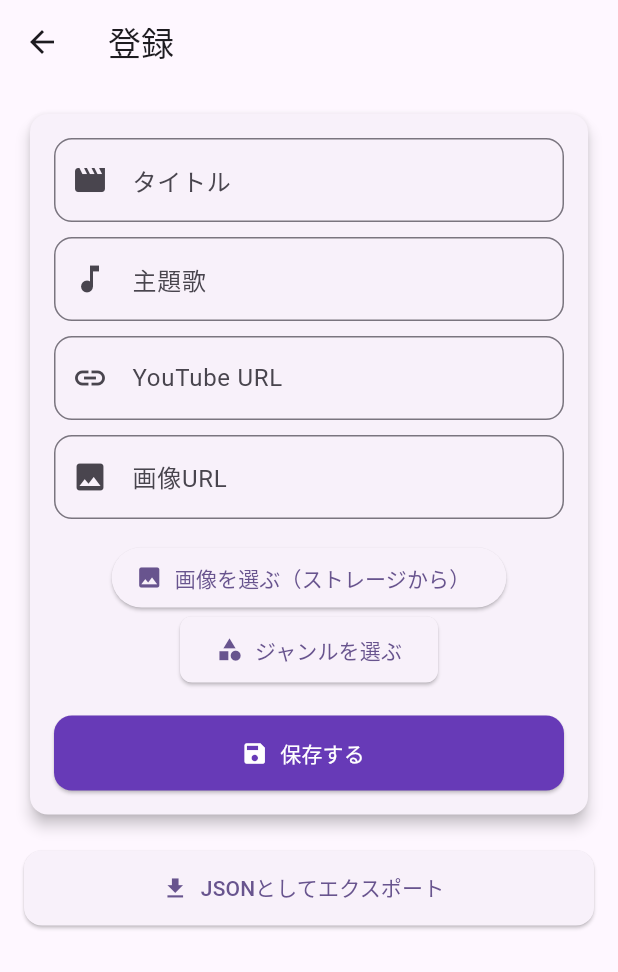
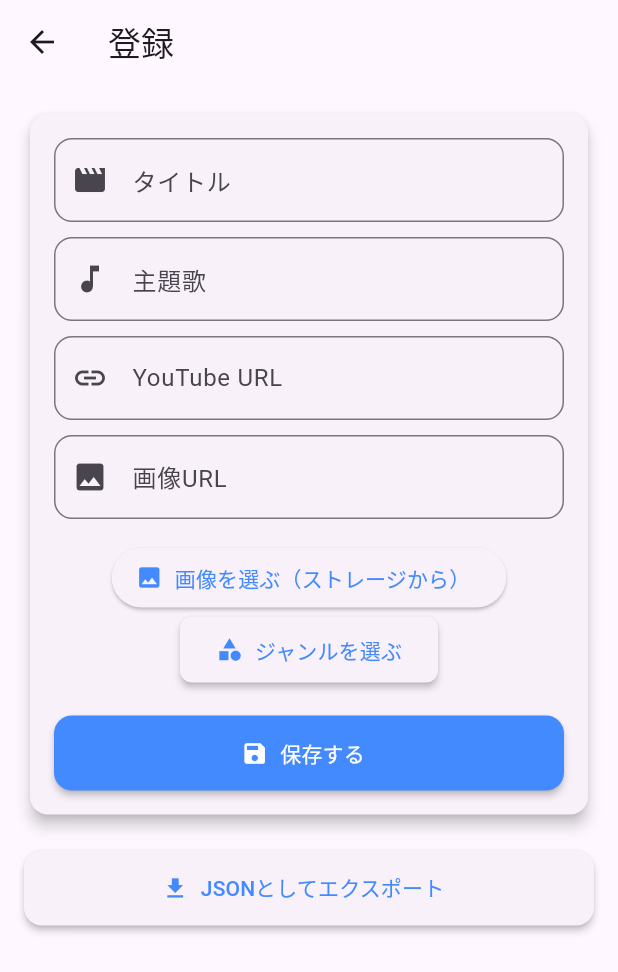
Before and after one commit to manato3874/flutter_application_1, a Flutter app: the screen it shows after launch, after a tap on "新規登録", on a phone screen of 412 x 824 dp. Shown: the top 972 px of the screen. Run offline on Flutter 3.47's test engine with Material 3 defaults, Android fonts, the phone set to English and light mode, and no system bars; our stand-ins replace chewie, image_picker, sqflite, sqflite_common_ffi, video_player, youtube_player_flutter; accounts and stored records are empty.

Commit message:
デザイン修正

```diff
--- a/lib/project/Main.dart
+++ b/lib/project/Main.dart
@@ -46,12 +46,10 @@ class MainScreen extends StatelessWidget {
         ),
       ),
       body: Padding(
-        padding: const EdgeInsets.all(24.0),
-        child: Center(
-          child: Column(
-            mainAxisAlignment: MainAxisAlignment.center,
+        padding: const EdgeInsets.symmetric(horizontal: 16.0, vertical: 24.0),
+        child: ListView(
           children: [
-              AnimeButton(
+            _MainCardButton(
               icon: Icons.add,
               label: "新規登録",
               onTap: () {
@@ -61,10 +59,10 @@ class MainScreen extends StatelessWidget {
                 );
               },
             ),
-              SizedBox(height: 20),
-              AnimeButton(
+            SizedBox(height: 18),
+            _MainCardButton(
               icon: Icons.list,
-                label: "一覧を見る",
+              label: "一覧",
               onTap: () {
                 Navigator.push(
                   context,
@@ -74,10 +72,10 @@ class MainScreen extends StatelessWidget {
                 );
               },
             ),
-              SizedBox(height: 20),
-              AnimeButton(
-                icon: Icons.list,
-                label: "プレイリスト一覧",
+            SizedBox(height: 18),
+            _MainCardButton(
+              icon: Icons.library_music,
+              label: "プレイリスト",
               onTap: () {
                 Navigator.push(
                   context,
@@ -87,9 +85,9 @@ class MainScreen extends StatelessWidget {
                 );
               },
             ),
-              SizedBox(height: 20),
-              AnimeButton(
-                icon: Icons.list,
+            SizedBox(height: 18),
+            _MainCardButton(
+              icon: Icons.play_circle_fill,
               label: "動画再生",
               onTap: () {
                 Navigator.push(
@@ -103,33 +101,44 @@ class MainScreen extends StatelessWidget {
           ],
         ),
       ),
-      ),
     );
   }
 }
 
-class AnimeButton extends StatelessWidget {
+
+class _MainCardButton extends StatelessWidget {
   final IconData icon;
   final String label;
   final VoidCallback onTap;
 
-  AnimeButton({required this.icon, required this.label, required this.onTap});
+  const _MainCardButton({required this.icon, required this.label, required this.onTap});
 
   @override
   Widget build(BuildContext context) {
-    return SizedBox(
-      width: double.infinity,
-      child: ElevatedButton.icon(
-        icon: Icon(icon),
-        label: Padding(
-          padding: const EdgeInsets.symmetric(vertical: 16.0),
-          child: Text(label, style: TextStyle(fontSize: 18)),
+    return Card(
+      elevation: 3,
+      shape: RoundedRectangleBorder(borderRadius: BorderRadius.circular(16)),
+      child: InkWell(
+        borderRadius: BorderRadius.circular(16),
+        onTap: onTap,
+        child: Container(
+          padding: const EdgeInsets.symmetric(vertical: 18, horizontal: 16),
+          child: Row(
+            children: [
+              Icon(icon, size: 40, color: Colors.blueAccent),
+              SizedBox(width: 24),
+              Expanded(
+                child: Text(
+                  label,
+                  style: TextStyle(
+                    fontSize: 18,
+                    fontWeight: FontWeight.bold,
+                    color: Colors.black87,
                   ),
-        onPressed: onTap,
-        style: ElevatedButton.styleFrom(
-          shape: RoundedRectangleBorder(borderRadius: BorderRadius.circular(12)),
-          backgroundColor: Colors.deepPurple,
-          foregroundColor: Colors.white,
+                ),
+              ),
+            ],
+          ),
         ),
       ),
     );
--- a/lib/project/anime_list_page.dart
+++ b/lib/project/anime_list_page.dart
@@ -116,8 +116,8 @@ class _AnimeListPageState extends State<AnimeListPage> {
                     SizedBox(height: 5 ,width: 5),
                     // ギャラリーから画像を選ぶボタン
                     ElevatedButton.icon(
-                      icon: Icon(Icons.photo),
-                      label: Text("画像を選ぶ（ストレージから）"),
+                      icon: Icon(Icons.photo, color: Colors.blueAccent),
+                      label: Text("画像を選ぶ（ストレージから）", style: TextStyle(color: Colors.blueAccent)),
                       onPressed: () async {
                         final imagePath = await pickImageFromGallery();
                         if (imagePath != null) {
@@ -129,10 +129,12 @@ class _AnimeListPageState extends State<AnimeListPage> {
                     ),
                     ElevatedButton.icon(
                       onPressed: _openGenreModal,
-                      icon: Icon(Icons.category),
+                      icon: Icon(Icons.category, color: Colors.blueAccent),
                       label: Text(selectedGenre ?? 'ジャンルを選ぶ'),
                       style: ElevatedButton.styleFrom(
                         padding: EdgeInsets.symmetric(horizontal: 24, vertical: 12),
+                        foregroundColor: Colors.blueAccent,
+                        elevation: 2,
                         shape: RoundedRectangleBorder(
                           borderRadius: BorderRadius.circular(8),
                         ),
@@ -140,14 +142,15 @@ class _AnimeListPageState extends State<AnimeListPage> {
                     ),
                     SizedBox(height: 20),
                     ElevatedButton.icon(
-                      icon: Icon(Icons.save),
-                      label: Text("保存する"),
+                      icon: Icon(Icons.save, color: Colors.white),
+                      label: Text("保存する", style: TextStyle(color: Colors.white)),
                       onPressed: _addAnime,
                       style: ElevatedButton.styleFrom(
                         minimumSize: Size(double.infinity, 50),
                         shape: RoundedRectangleBorder(borderRadius: BorderRadius.circular(12)),
-                        backgroundColor: Colors.deepPurple,
+                        backgroundColor: Colors.blueAccent,
                         foregroundColor: Colors.white,
+                        elevation: 2,
                       ),
                     ),
                   ],
@@ -156,12 +159,14 @@ class _AnimeListPageState extends State<AnimeListPage> {
             ),
             SizedBox(height: 20),
             ElevatedButton.icon(
-              icon: Icon(Icons.download),
-              label: Text("JSONとしてエクスポート"),
+              icon: Icon(Icons.download, color: Colors.blueAccent),
+              label: Text("JSONとしてエクスポート", style: TextStyle(color: Colors.blueAccent)),
               onPressed: exportAnimeDataAsJson,
               style: ElevatedButton.styleFrom(
                 minimumSize: Size(double.infinity, 50),
                 shape: RoundedRectangleBorder(borderRadius: BorderRadius.circular(12)),
+                foregroundColor: Colors.blueAccent,
+                elevation: 2,
               ),
             ),
           ],
--- a/lib/project/edit.dart
+++ b/lib/project/edit.dart
@@ -202,6 +202,8 @@ class _EditAnimePageState extends State<EditAnimePage> {
             style: ElevatedButton.styleFrom(
               padding: EdgeInsets.symmetric(vertical: 16),
               textStyle: TextStyle(fontSize: 16),
+              foregroundColor: Colors.white,
+              backgroundColor: Colors.blueAccent,
             ),
           ),
         ],
```
Also changed, not shown: lib/project/anime_detail.dart (+70 -47 lines), 1 other file. Lines whose indentation alone changed are shown as unchanged.
